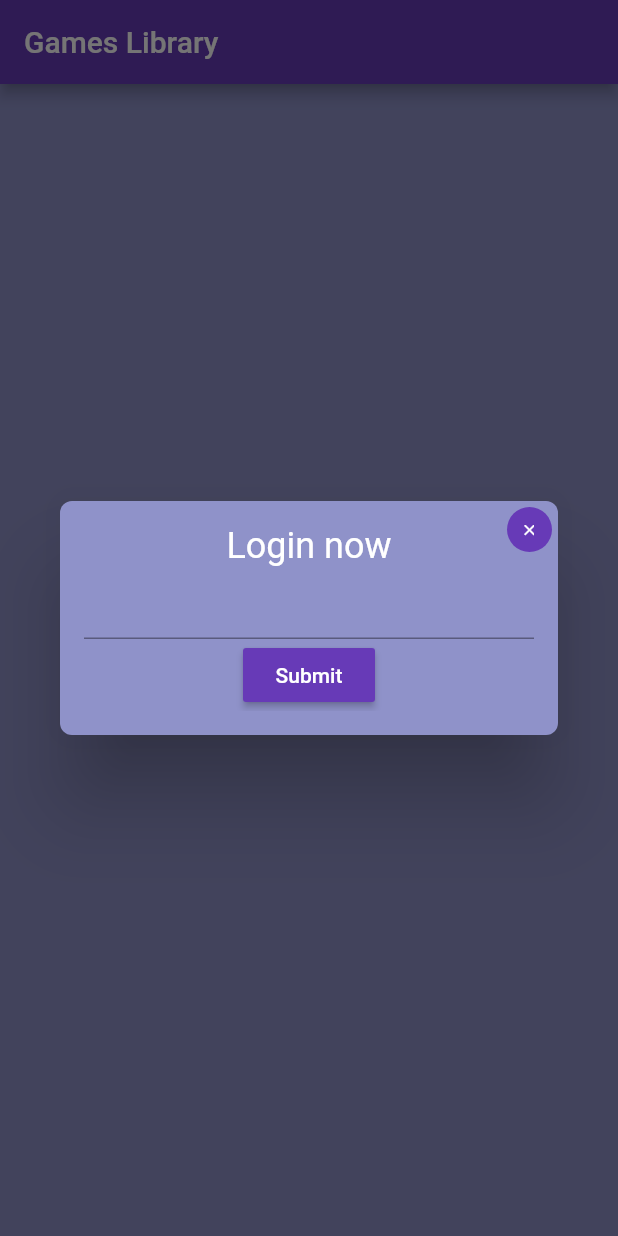
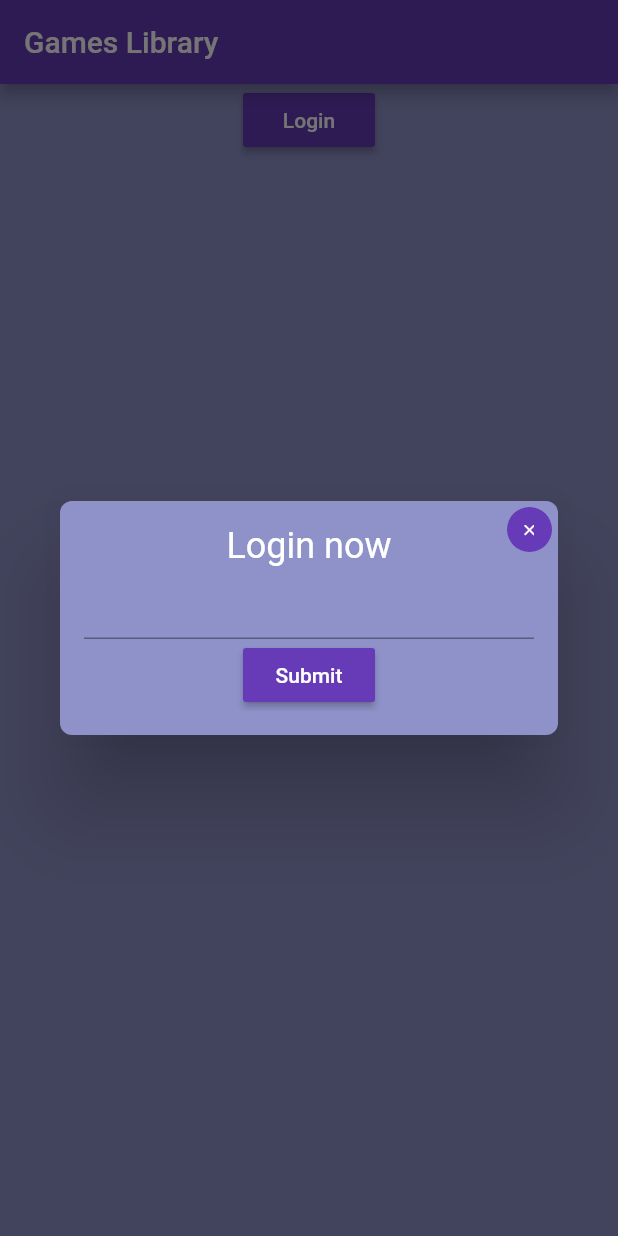
Before and after one commit to JoshuaR830/party-games-flutter, a Flutter app: the screen it shows after launch, after a tap on "Login", on a phone screen of 412 x 824 dp. Run offline on Flutter 3.47's test engine with Material 2 defaults, Android fonts, the light colour scheme and no system bars; missing offline and left inert: signalr_core.

Commit message:
Added logged in user list

```diff
--- a/lib/Pages/ThoughtsAndCrossesPage.dart
+++ b/lib/Pages/ThoughtsAndCrossesPage.dart
@@ -3,21 +3,15 @@ import 'package:signalr_core/signalr_core.dart';
 
 import 'Dialog.dart';
 
-
-//final serverUrl = 'games-by-joshua.herokuapp.com/chatHub';
+//final serverUrl = 'https://games-by-joshua.herokuapp.com/chatHub';
 final serverUrl = 'http://192.168.1.76:5001/chatHub';
-final connection = HubConnectionBuilder().withUrl(serverUrl,
+final connection = HubConnectionBuilder()
+    .withUrl(
+        serverUrl,
         HttpConnectionOptions(
           logging: (level, message) => print(message),
-    )).build();
-
-Future _connectToHub() async {
-  connection.onclose((error) => print("Connection closed"));
-  await connection.start();
-  print('We got here');
-  connection.on('LoggedInUsers', (message) => print(message.toString()));
-  connection.on('ReceiveLetter', (message) => print(message.toString()));
-}
+        ))
+    .build();
 
 class ThoughtsAndCrossesPage extends StatefulWidget {
   ThoughtsAndCrossesPage({Key key}) : super(key: key);
@@ -26,6 +20,43 @@ class ThoughtsAndCrossesPage extends StatefulWidget {
 }
 
 class _ThoughtsAndCrossesPageState extends State<ThoughtsAndCrossesPage> {
+  final _loggedInUserList = <Widget>[];
+  Future _connectToHub() async {
+    connection.onclose((error) => print("Connection closed"));
+    await connection.start();
+    connection.on('LoggedInUsers', (message) => renderStuff(message[0]));
+    connection.on('ReceiveLetter', (message) => print(message.toString()));
+  }
+
+  renderStuff(List users) {
+    _loggedInUserList.clear();
+
+    setState(() {
+      users.forEach((user) => _loggedInUserList.add(ListTile(
+        title: Center(
+          child: Container(
+            decoration: BoxDecoration(
+              borderRadius: BorderRadius.all(Radius.circular(8.0)),
+              color: Colors.deepPurple,
+            ),
+            child: SizedBox(
+              height: 48,
+              width: 200,
+              child: Padding(
+                padding: EdgeInsets.all(16),
+                child: Center(
+                  child: Text(user,
+                  style: TextStyle(
+                    color: Colors.white
+                  )),
+                ),
+              ),
+            ),
+          ),
+        ),
+      )));
+    });
+  }
 
   @override
   void initState() {
@@ -35,13 +66,31 @@ class _ThoughtsAndCrossesPageState extends State<ThoughtsAndCrossesPage> {
     super.initState();
   }
 
+  Widget _buildListItems() {
+    final _users = <Widget>[];
+    _loggedInUserList.forEach((user) => _users.add(user));
+
+    return ListView(
+      shrinkWrap: true,
+      children: _users,
+    );
+  }
+
   @override
   Widget build(BuildContext context) {
     return Center(
-      child: RaisedButton(
+      child: Column(
+        mainAxisSize: MainAxisSize.min,
+        children: <Widget>[
+          RaisedButton(
             onPressed: () async {
-          final name = await showDialog(context: context, builder: (BuildContext context) => loginDialog);
+              final name = await showDialog(
+                  context: context,
+                  builder: (BuildContext context) => loginDialog);
 
+              await connection.invoke("AddToGroup", args: ['GroupOfJoshua']);
+              await connection.invoke("Startup", args: ['GroupOfJoshua', name, 0]);
+              await connection.invoke("SetupNewUser", args: ['GroupOfJoshua', name]);
               await connection.invoke("AddToGroup", args: ['GroupOfJoshua']);
               await connection.invoke('JoinRoom', args: ['GroupOfJoshua', name, 0]);
             },
@@ -53,6 +102,11 @@ class _ThoughtsAndCrossesPageState extends State<ThoughtsAndCrossesPage> {
               ),
             ),
           ),
+          Expanded(
+            child: _buildListItems(),
+          ),
+        ],
+      ),
     );
   }
 }
```
Lines whose indentation alone changed are shown as unchanged.
